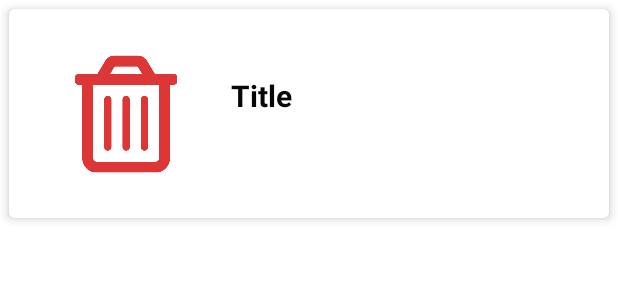
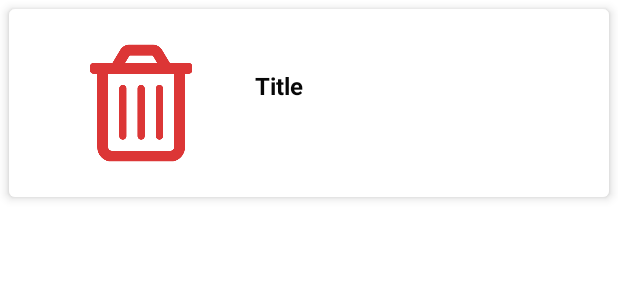
Before and after one commit to alansun25/Pantry-Palette, an Android app: the layout recipe_result.xml on its own in the app's theme, with its tools: preview values and no code run, on a phone screen of 412 x 824 dp. Shown: the top 300 px of the screen. Run offline under Robolectric (Android 15) with nearby library versions, the phone set to English and light mode, and no system bars.

Commit message:
Recipe list screen works

```diff
--- a/app/src/main/java/com/example/pantrypalette/MainActivity.kt
+++ b/app/src/main/java/com/example/pantrypalette/MainActivity.kt
@@ -55,7 +55,10 @@ class MainActivity : AppCompatActivity() {
         binding.btnFindRecipes.setOnClickListener {
             val intentDetails = Intent()
 
-            val selectedIngredients = adapter.selectedIngredients.joinToString()
+            var selectedIngredients = ""
+            adapter.selectedIngredients.forEach {
+                selectedIngredients += "${it.name},+"
+            }
 
             intentDetails.setClass(this, RecipeListActivity::class.java)
             intentDetails.putExtra(INGREDIENTS, selectedIngredients)
--- a/app/src/main/res/layout/recipe_result.xml
+++ b/app/src/main/res/layout/recipe_result.xml
@@ -11,12 +11,12 @@
 
     <androidx.constraintlayout.widget.ConstraintLayout
         android:layout_width="match_parent"
-        android:layout_height="139dp"
+        android:layout_height="125dp"
         android:background="#FFFFFF">
 
         <ImageView
             android:id="@+id/recipeImg"
-            android:layout_width="100dp"
+            android:layout_width="120dp"
             android:layout_height="100dp"
             android:layout_marginStart="28dp"
             android:backgroundTint="#00FF3030"
@@ -31,19 +31,19 @@
             android:id="@+id/recipeTitle"
             android:layout_width="0dp"
             android:layout_height="wrap_content"
-            android:layout_marginStart="20dp"
-            android:layout_marginEnd="20dp"
-            android:maxLines="2"
+            android:layout_marginStart="16dp"
+            android:layout_marginEnd="16dp"
+            android:maxLines="3"
             android:text="Title"
             android:textColor="#070707"
-            android:textSize="20sp"
+            android:textSize="16sp"
             android:textStyle="bold"
             card_view:layout_constraintBottom_toBottomOf="parent"
             card_view:layout_constraintEnd_toEndOf="parent"
             card_view:layout_constraintHorizontal_bias="1.0"
             card_view:layout_constraintStart_toEndOf="@+id/recipeImg"
             card_view:layout_constraintTop_toTopOf="parent"
-            card_view:layout_constraintVertical_bias="0.392" />
+            card_view:layout_constraintVertical_bias="0.387" />
 
     </androidx.constraintlayout.widget.ConstraintLayout>
 
```
Also changed, not shown: app/src/main/java/com/example/pantrypalette/CustomRecipeList.kt (deleted, +0 -66 lines), app/src/main/java/com/example/pantrypalette/RecipeListActivity.kt (+4 -6 lines), app/src/main/java/com/example/pantrypalette/adapters/RecipeAdapter.kt (+5 -4 lines), app/src/main/res/layout/activity_recipe_list.xml (+8 -5 lines).
